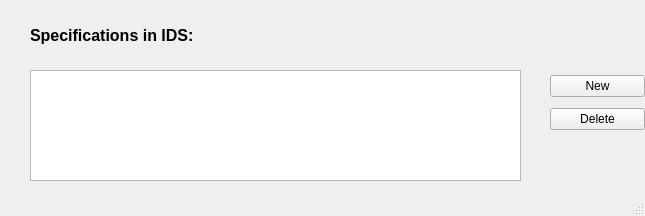
Before: the Qt Designer form GUI_Windows/idsEditor_spec_list.ui in ivanfelipeib/Masterarbeit, drawn with Qt 5.
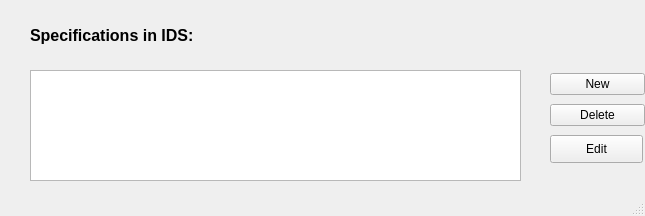
After: the same form once the commit is applied. Custom widgets are drawn as their Qt base class.

Commit message: Load existing ids in spec editor and spec list. TODO: Load info in filters/requ windows

```diff
--- a/GUI_Windows/idsEditor_spec_list.ui
+++ b/GUI_Windows/idsEditor_spec_list.ui
@@ -51,7 +51,7 @@
       <x>550</x>
       <y>70</y>
       <width>95</width>
-      <height>65</height>
+      <height>98</height>
      </rect>
     </property>
     <layout class="QVBoxLayout" name="verticalLayout">
@@ -69,6 +69,25 @@
        </property>
       </widget>
      </item>
+     <item>
+      <widget class="QPushButton" name="btn_edit_spec">
+       <property name="minimumSize">
+        <size>
+         <width>93</width>
+         <height>28</height>
+        </size>
+       </property>
+       <property name="maximumSize">
+        <size>
+         <width>93</width>
+         <height>28</height>
+        </size>
+       </property>
+       <property name="text">
+        <string>Edit</string>
+       </property>
+      </widget>
+     </item>
     </layout>
    </widget>
   </widget>
```
The commit also changes 3 other files.
